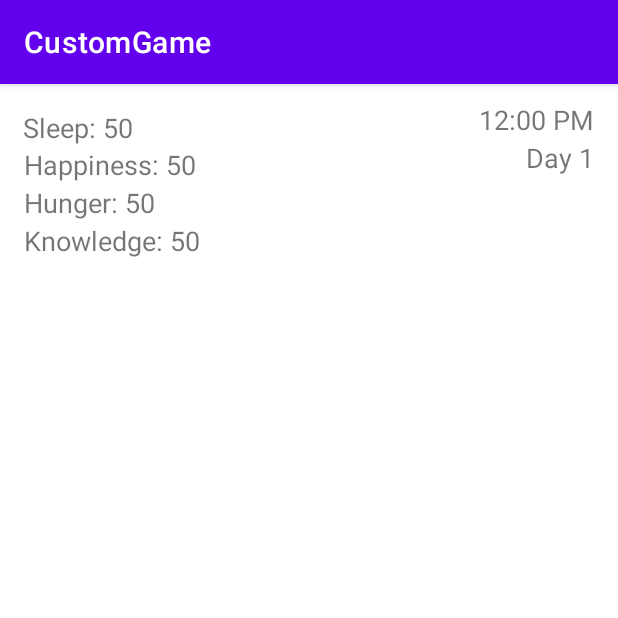
After one commit to abloodg1/CustomGame, an Android app: the Game screen opened directly, with no data from a screen before it, on a phone screen of 412 x 824 dp, the top half of it. The commit adds this screen. Run offline under Robolectric (Android 15) with nearby library versions, the phone set to English and light mode, and no system bars.

Commit message:
Added screens and timer

```diff
--- a/app/src/main/AndroidManifest.xml
+++ b/app/src/main/AndroidManifest.xml
@@ -9,7 +9,8 @@
         android:roundIcon="@mipmap/ic_launcher_round"
         android:supportsRtl="true"
         android:theme="@style/Theme.CustomGame">
-        <activity android:name=".Instructions"></activity>
+        <activity android:name=".Game"></activity>
+        <activity android:name=".Instructions" />
         <activity android:name=".MainActivity">
             <intent-filter>
                 <action android:name="android.intent.action.MAIN" />
--- /dev/null
+++ b/app/src/main/java/com/example/customgame/Game.java
@@ -0,0 +1,56 @@
+package com.example.customgame;
+
+import androidx.appcompat.app.AppCompatActivity;
+
+import android.os.Bundle;
+import android.os.CountDownTimer;
+import android.widget.TextView;
+
+public class Game extends AppCompatActivity {
+
+    private TextView timerText;
+    private TextView happiText;
+    private TextView hungerText;
+    private TextView knowText;
+    private TextView sleepText;
+    private TextView dayText;
+
+    private CountDownTimer countDownTimer;
+    private long timeLeft = 50 * 60 * 24 * 90;
+
+
+    @Override
+    protected void onCreate(Bundle savedInstanceState) {
+        super.onCreate(savedInstanceState);
+        setContentView(R.layout.activity_game);
+        timerText = findViewById(R.id.TimeCounter);
+        happiText = findViewById(R.id.Happiness);
+        hungerText = findViewById(R.id.Hunger);
+        knowText = findViewById(R.id.Knowledge);
+        sleepText = findViewById(R.id.Sleep);
+        dayText = findViewById(R.id.Day);
+
+        startTimer();
+    }
+
+
+    public void startTimer(){
+        countDownTimer = new CountDownTimer(timeLeft, 50) {
+            @Override
+            public void onTick(long l) {
+                timeLeft = l;
+                updateTimer();
+
+            }
+
+            @Override
+            public void onFinish() {
+
+            }
+        }.start();
+    }
+
+    public void updateTimer(){
+
+    }
+};
--- a/app/src/main/java/com/example/customgame/Instructions.java
+++ b/app/src/main/java/com/example/customgame/Instructions.java
@@ -2,13 +2,31 @@ package com.example.customgame;
 
 import androidx.appcompat.app.AppCompatActivity;
 
+import android.content.Intent;
 import android.os.Bundle;
+import android.view.View;
+import android.widget.Button;
 
 public class Instructions extends AppCompatActivity {
+
+    Button start;
 
     @Override
     protected void onCreate(Bundle savedInstanceState) {
         super.onCreate(savedInstanceState);
-        setContentView(R.layout.activity_instructions);
+        setContentView(R.layout.activity_main);
+        start = findViewById(R.id.button);
+        start.setOnClickListener(new View.OnClickListener() {
+            @Override
+            public void onClick(View view) {
+
+                startGame();
+            }
+        });
+    }
+
+    void startGame(){
+        Intent intent = new Intent(this, Game.class);
+        startActivity(intent);
     }
 }
--- /dev/null
+++ b/app/src/main/res/layout/activity_game.xml
@@ -0,0 +1,86 @@
+<?xml version="1.0" encoding="utf-8"?>
+<androidx.constraintlayout.widget.ConstraintLayout xmlns:android="http://schemas.android.com/apk/res/android"
+    xmlns:app="http://schemas.android.com/apk/res-auto"
+    xmlns:tools="http://schemas.android.com/tools"
+    android:layout_width="match_parent"
+    android:layout_height="match_parent"
+    tools:context=".Game">
+
+    <TextView
+        android:id="@+id/Knowledge"
+        android:layout_width="wrap_content"
+        android:layout_height="wrap_content"
+        android:text="Knowledge: 50"
+        android:textSize="18sp"
+        app:layout_constraintBottom_toBottomOf="parent"
+        app:layout_constraintHorizontal_bias="0.054"
+        app:layout_constraintLeft_toLeftOf="parent"
+        app:layout_constraintRight_toRightOf="parent"
+        app:layout_constraintTop_toTopOf="parent"
+        app:layout_constraintVertical_bias="0.124" />
+
+    <TextView
+        android:id="@+id/Hunger"
+        android:layout_width="wrap_content"
+        android:layout_height="wrap_content"
+        android:text="Hunger: 50"
+        android:textSize="18sp"
+        app:layout_constraintBottom_toBottomOf="parent"
+        app:layout_constraintHorizontal_bias="0.049"
+        app:layout_constraintLeft_toLeftOf="parent"
+        app:layout_constraintRight_toRightOf="parent"
+        app:layout_constraintTop_toTopOf="parent"
+        app:layout_constraintVertical_bias="0.09" />
+
+    <TextView
+        android:id="@+id/Happiness"
+        android:layout_width="wrap_content"
+        android:layout_height="wrap_content"
+        android:text="Happiness: 50"
+        android:textSize="18sp"
+        app:layout_constraintBottom_toBottomOf="parent"
+        app:layout_constraintHorizontal_bias="0.053"
+        app:layout_constraintLeft_toLeftOf="parent"
+        app:layout_constraintRight_toRightOf="parent"
+        app:layout_constraintTop_toTopOf="parent"
+        app:layout_constraintVertical_bias="0.056" />
+
+    <TextView
+        android:id="@+id/Sleep"
+        android:layout_width="wrap_content"
+        android:layout_height="wrap_content"
+        android:text="Sleep: 50"
+        android:textSize="18sp"
+        app:layout_constraintBottom_toBottomOf="parent"
+        app:layout_constraintHorizontal_bias="0.045"
+        app:layout_constraintLeft_toLeftOf="parent"
+        app:layout_constraintRight_toRightOf="parent"
+        app:layout_constraintTop_toTopOf="parent"
+        app:layout_constraintVertical_bias="0.022" />
+
+    <TextView
+        android:id="@+id/TimeCounter"
+        android:layout_width="wrap_content"
+        android:layout_height="wrap_content"
+        android:text="12:00 PM"
+        android:textSize="18sp"
+        app:layout_constraintBottom_toBottomOf="parent"
+        app:layout_constraintHorizontal_bias="0.952"
+        app:layout_constraintLeft_toLeftOf="parent"
+        app:layout_constraintRight_toRightOf="parent"
+        app:layout_constraintTop_toTopOf="parent"
+        app:layout_constraintVertical_bias="0.015" />
+
+    <TextView
+        android:id="@+id/Day"
+        android:layout_width="wrap_content"
+        android:layout_height="wrap_content"
+        android:text="Day 1"
+        android:textSize="18sp"
+        app:layout_constraintBottom_toBottomOf="parent"
+        app:layout_constraintHorizontal_bias="0.956"
+        app:layout_constraintLeft_toLeftOf="parent"
+        app:layout_constraintRight_toRightOf="parent"
+        app:layout_constraintTop_toTopOf="parent"
+        app:layout_constraintVertical_bias="0.049" />
+</androidx.constraintlayout.widget.ConstraintLayout>
--- a/app/src/main/res/layout/activity_instructions.xml
+++ b/app/src/main/res/layout/activity_instructions.xml
@@ -26,10 +26,7 @@ life, students soon found themselves in a never ending loop."
         android:id="@+id/textView2"
         android:layout_width="380dp"
         android:layout_height="192dp"
-        android:text="This game is meant to mimic the monotony of always being stuck inside, and
-repeating every day over and over again. Your goal is to succeed in school, keep yourself healthy,
-happy, and sane, over a 90 day period. You will have to balance time to sleep, eat, to homework,
-take exams, and do things that you enjoy. When you are ready, press start."
+        android:text="This game is meant to mimic the monotony of always being stuck inside, and repeating every day over and over again. Your goal is to succeed in school, keep yourself healthy, happy, and sane, over a 90 day period."
         android:textAppearance="@style/TextAppearance.AppCompat.Body1"
         android:textSize="18sp"
         app:layout_constraintBottom_toBottomOf="parent"
@@ -38,4 +35,32 @@ take exams, and do things that you enjoy. When you are ready, press start."
         app:layout_constraintRight_toRightOf="parent"
         app:layout_constraintTop_toTopOf="parent"
         app:layout_constraintVertical_bias="0.374" />
+
+    <TextView
+        android:id="@+id/textView3"
+        android:layout_width="376dp"
+        android:layout_height="269dp"
+        android:text="There are 4 stats that you need to balance. Sleep, Knowledge, Hunger, and Happiness. These stats will all go down as time goes on but it is your job to do different actions to keep them up. Sleeping will obviously improve your sleep, eating will help your hunger, studying will boost your knowledge, and doing hobbies will boost your happiness. Every 10 days,
+there will be an exam at 2 PM, and your score depends on your stats. When you are ready, press start."
+        android:textAppearance="@style/TextAppearance.AppCompat.Body1"
+        android:textSize="18sp"
+        app:layout_constraintBottom_toBottomOf="parent"
+        app:layout_constraintHorizontal_bias="0.285"
+        app:layout_constraintLeft_toLeftOf="parent"
+        app:layout_constraintRight_toRightOf="parent"
+        app:layout_constraintTop_toTopOf="parent"
+        app:layout_constraintVertical_bias="0.692" />
+
+    <Button
+        android:id="@+id/button"
+        android:layout_width="147dp"
+        android:layout_height="67dp"
+        android:onClick="startGame"
+        android:text="Start"
+        android:textSize="24sp"
+        app:layout_constraintBottom_toBottomOf="parent"
+        app:layout_constraintLeft_toLeftOf="parent"
+        app:layout_constraintRight_toRightOf="parent"
+        app:layout_constraintTop_toTopOf="parent"
+        app:layout_constraintVertical_bias="0.887" />
 </androidx.constraintlayout.widget.ConstraintLayout>
```
